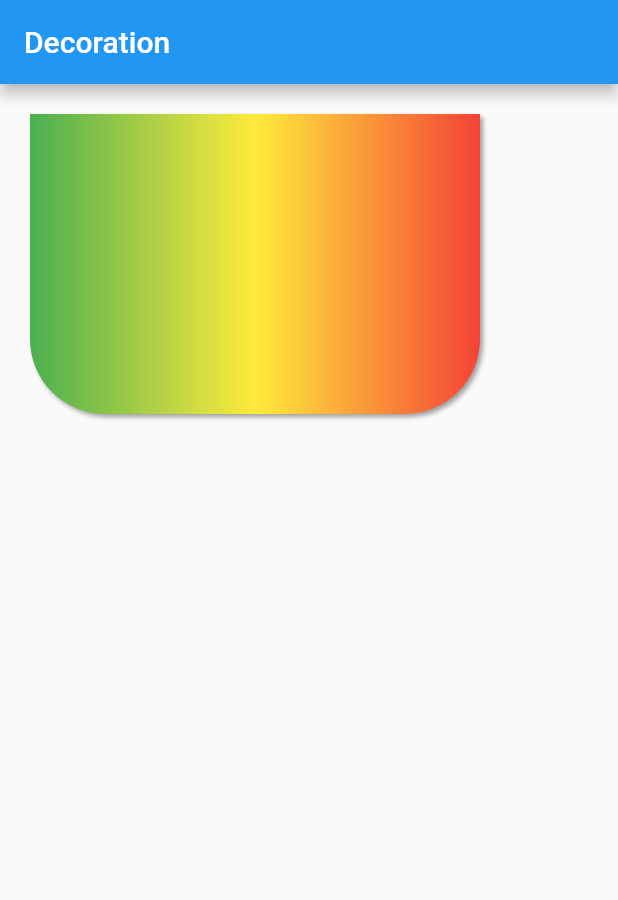
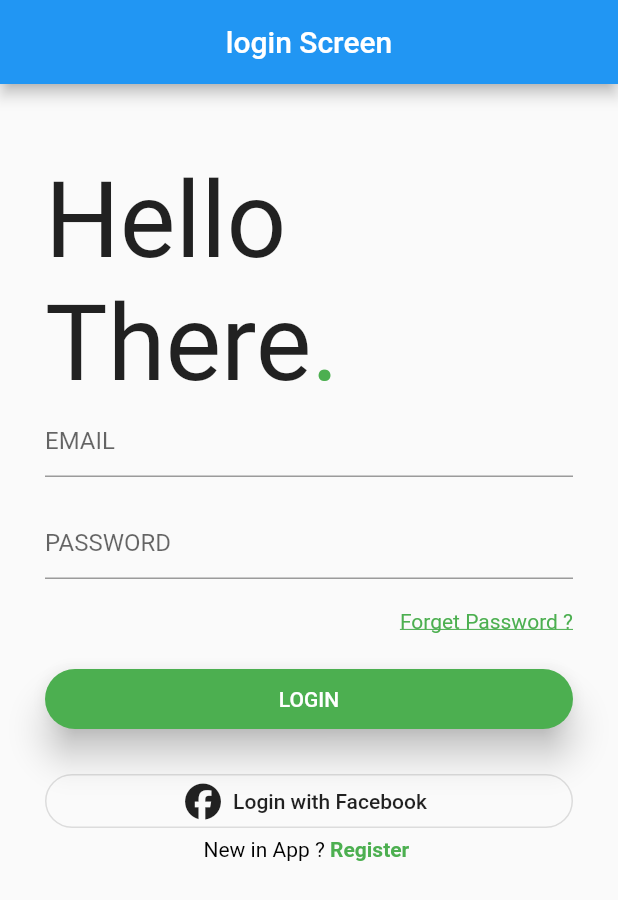
Before and after one commit to Ram44/dashboard_Design, a Flutter app: the screen it shows after launch, on a phone screen of 412 x 824 dp. Shown: the top 900 px of the screen. Run offline on Flutter 3.47's test engine with Material 2 defaults, Android fonts, the phone set to English and light mode, and no system bars; our stand-ins replace flutter_icons.

Commit message:
login screen

```diff
--- a/lib/main.dart
+++ b/lib/main.dart
@@ -1,11 +1,10 @@
-import 'package:app/myHomePage.dart';
-import 'package:app/screen/dashboard.dart';
-import 'package:app/screen/page/my_pages.dart';
+import 'package:app/screen/login.dart';
+
 import 'package:flutter/material.dart';
 
 void main() {
   runApp(MaterialApp(
-    home: MyPages(),
+    home: Login(),
     debugShowCheckedModeBanner: false,
   ));
 }
--- /dev/null
+++ b/lib/screen/login.dart
@@ -0,0 +1,114 @@
+import 'package:flutter/material.dart';
+import 'package:flutter_icons/flutter_icons.dart';
+
+class Login extends StatelessWidget {
+  @override
+  Widget build(BuildContext context) {
+    return Scaffold(
+      appBar: AppBar(
+        title: Text("login Screen"),
+        centerTitle: true,
+      ),
+      body: SingleChildScrollView(
+        child: Padding(
+          padding: const EdgeInsets.fromLTRB(30, 50, 30, 0),
+          child: Column(
+            //  mainAxisAlignment: MainAxisAlignment.start,
+            crossAxisAlignment: CrossAxisAlignment.start,
+            children: [
+              Text(
+                "Hello",
+                style: TextStyle(fontSize: 70),
+              ),
+              RichText(
+                  text: TextSpan(children: [
+                TextSpan(
+                    text: "There",
+                    style: TextStyle(fontSize: 70, color: Colors.black87)),
+                TextSpan(
+                    text: ".",
+                    style: TextStyle(fontSize: 70, color: Colors.green)),
+              ])),
+              TextField(
+                decoration: InputDecoration(hintText: "EMAIL"),
+              ),
+              SizedBox(
+                height: 20,
+              ),
+              TextField(
+                decoration: InputDecoration(hintText: "PASSWORD"),
+              ),
+              SizedBox(
+                height: 20,
+              ),
+              Row(
+                mainAxisAlignment: MainAxisAlignment.end,
+                children: [
+                  Text(
+                    "Forget Password ?",
+                    style: TextStyle(
+                        color: Colors.green,
+                        decoration: TextDecoration.underline),
+                  ),
+                ],
+              ),
+              SizedBox(
+                height: 20,
+              ),
+              Row(
+                children: [
+                  Expanded(
+                    child: MaterialButton(
+                      shape: RoundedRectangleBorder(
+                          borderRadius: BorderRadius.circular(26)),
+                      onPressed: () {},
+                      height: 40,
+                      elevation: 10,
+                      child: Text("LOGIN"),
+                      color: Colors.green,
+                      textColor: Colors.white,
+                    ),
+                  ),
+                ],
+              ),
+              SizedBox(
+                height: 20,
+              ),
+              Row(
+                children: [
+                  Expanded(
+                    child: OutlineButton.icon(
+                      shape: RoundedRectangleBorder(
+                          borderRadius: BorderRadius.circular(26)),
+                      onPressed: () {},
+                      icon: Icon(FontAwesome.facebook),
+                      // height: 40,
+                      label: Text("Login with Facebook"),
+                      // color: Colors.red,
+                      // textColor: Colors.white,
+                    ),
+                  ),
+                ],
+              ),
+              Row(
+                mainAxisAlignment: MainAxisAlignment.center,
+                children: [
+                  RichText(
+                      text: TextSpan(children: [
+                    TextSpan(
+                        text: "New in App ? ",
+                        style: TextStyle(color: Colors.black)),
+                    TextSpan(
+                        text: "Register ",
+                        style: TextStyle(
+                            color: Colors.green, fontWeight: FontWeight.bold)),
+                  ])),
+                ],
+              )
+            ],
+          ),
+        ),
+      ),
+    );
+  }
+}
--- a/lib/screen/page/my_pages.dart
+++ /dev/null
@@ -1,44 +0,0 @@
-import 'package:flutter/material.dart';
-
-class MyPages extends StatelessWidget {
-  @override
-  Widget build(BuildContext context) {
-    return Scaffold(
-      appBar: AppBar(
-        title: Text("Decoration"),
-      ),
-      body: SingleChildScrollView(
-        child: Column(
-          children: [
-            Padding(
-              padding: const EdgeInsets.all(20.0),
-              child: Container(
-                width: 300,
-                height: 200,
-                decoration: BoxDecoration(
-                    //color: Colors.blue,
-                    gradient: LinearGradient(
-                        begin: Alignment.bottomRight,
-                        end: Alignment.bottomLeft,
-                        colors: [Colors.red, Colors.yellow, Colors.green]),
-                    boxShadow: [
-                      BoxShadow(
-                        color: Colors.grey, //color of shadow
-                        offset: Offset(2, 2), // x and y  ma kati dine
-                        blurRadius: 2, //blur kati banune
-                        // spreadRadius: 4 //kati sam extended garne
-                      ),
-                    ],
-                    // shape: BoxShape.circle,
-                    borderRadius: BorderRadius.only(
-                      bottomLeft: Radius.circular(50),
-                      bottomRight: Radius.circular(50),
-                    )),
-              ),
-            )
-          ],
-        ),
-      ),
-    );
-  }
-}
--- a/pubspec.yaml
+++ b/pubspec.yaml
@@ -28,6 +28,7 @@ dependencies:
   # The following adds the Cupertino Icons font to your application.
   # Use with the CupertinoIcons class for iOS style icons.
   cupertino_icons: ^1.0.0
+  flutter_icons: ^1.1.0
 
 dev_dependencies:
   flutter_test:
@@ -43,6 +44,7 @@ flutter:
   # included with your application, so that you can use the icons in
   # the material Icons class.
   uses-material-design: true
+
 
   # To add assets to your application, add an assets section, like this:
   assets:
```
Also changed, not shown: lib/myHomePage.dart (deleted, +0 -141 lines), lib/screen/dashboard.dart (deleted, +0 -170 lines), pubspec.lock.
